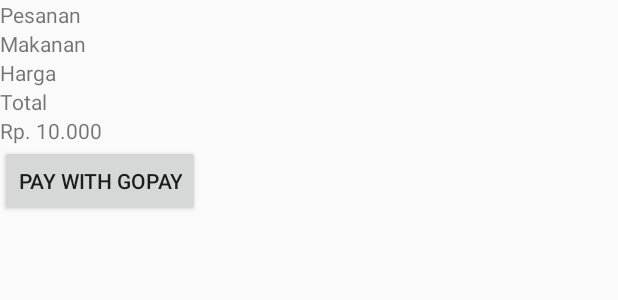
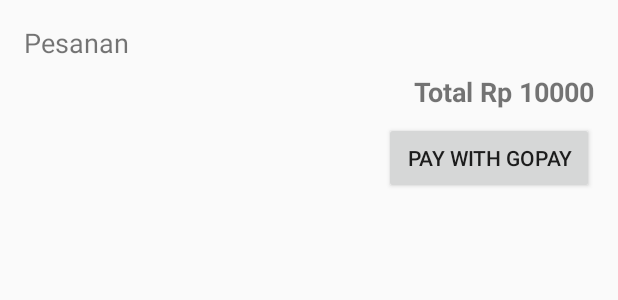
Before and after one commit to marshawdymdjo/Tarteen, an Android app: the layout activity_bayar.xml on its own in the app's theme, with its tools: preview values and no code run, on a phone screen of 412 x 824 dp. Shown: the top 300 px of the screen. Run offline under Robolectric (Android 15) with nearby library versions, the phone set to English and light mode, and no system bars.

```diff
--- a/Pembeli/app/src/main/res/layout/activity_bayar.xml
+++ b/Pembeli/app/src/main/res/layout/activity_bayar.xml
@@ -2,38 +2,40 @@
 <LinearLayout xmlns:android="http://schemas.android.com/apk/res/android"
               android:orientation="vertical"
               android:layout_width="match_parent"
-              android:layout_height="match_parent">
+              android:layout_height="match_parent"
+              android:layout_margin="16dp">
 
     <TextView
             android:layout_width="match_parent"
             android:layout_height="wrap_content"
+            android:textSize="18sp"
+            android:layout_marginBottom="8dp"
             android:text="Pesanan"/>
 
-    <TextView
+    <LinearLayout
+            android:id="@+id/daftar_pesanan"
             android:layout_width="match_parent"
             android:layout_height="wrap_content"
-            android:text="Makanan"/>
+            android:orientation="vertical">
+
+    </LinearLayout>
 
     <TextView
+            android:id="@+id/total"
             android:layout_width="match_parent"
             android:layout_height="wrap_content"
-            android:text="Harga"/>
-
-    <TextView
-            android:layout_width="match_parent"
-            android:layout_height="wrap_content"
-            android:text="Total"/>
-
-    <TextView
-            android:layout_width="match_parent"
-            android:layout_height="wrap_content"
-            android:text="Rp. 10.000"/>
+            android:textSize="18sp"
+            android:textStyle="bold"
+            android:layout_marginBottom="8dp"
+            android:gravity="right"
+            android:text="Total Rp 10000"/>
 
     <Button
             android:id="@+id/btn_bayar"
             android:layout_width="wrap_content"
             android:layout_height="wrap_content"
-            android:text="Pay with Gopay"/>
+            android:layout_gravity="right"
+            android:text=" Pay with Gopay "/>
 
 
 </LinearLayout>
```
Also changed, not shown: Pembeli/app/src/main/java/com/generationgirl/kantin/BayarActivity.kt (+26 -1 lines), Pembeli/app/src/main/java/com/generationgirl/kantin/ThanksActivity.kt (+18 -4 lines), Pembeli/app/src/main/res/layout/item_pesanan.xml (added, +23 -0 lines).
